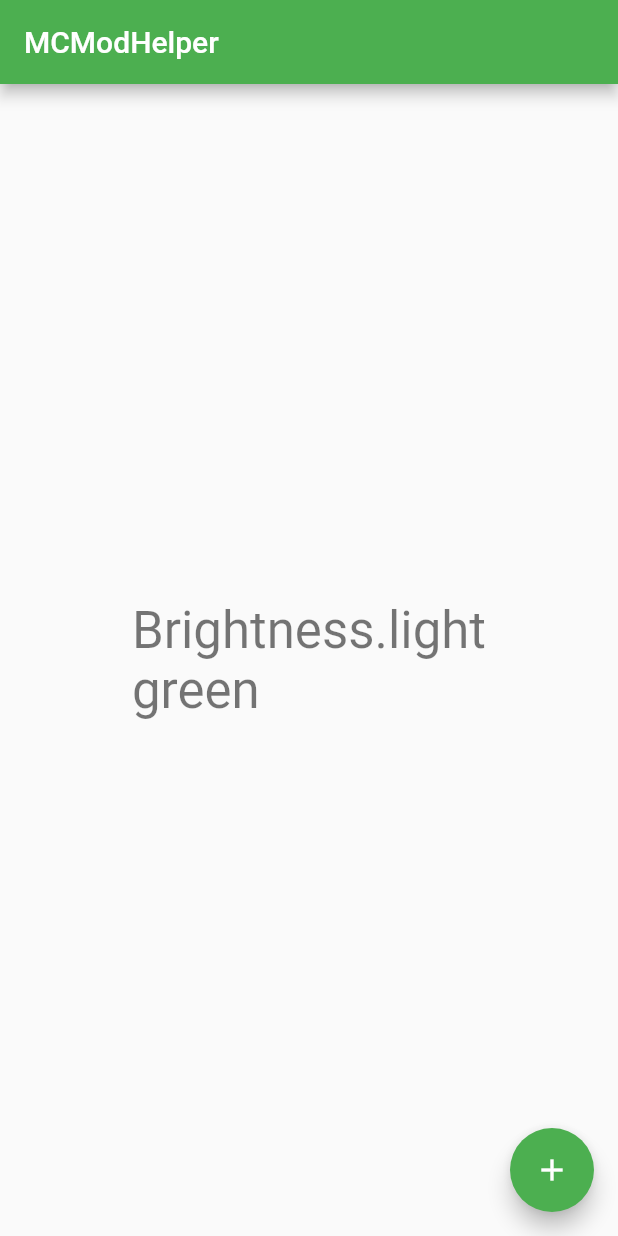
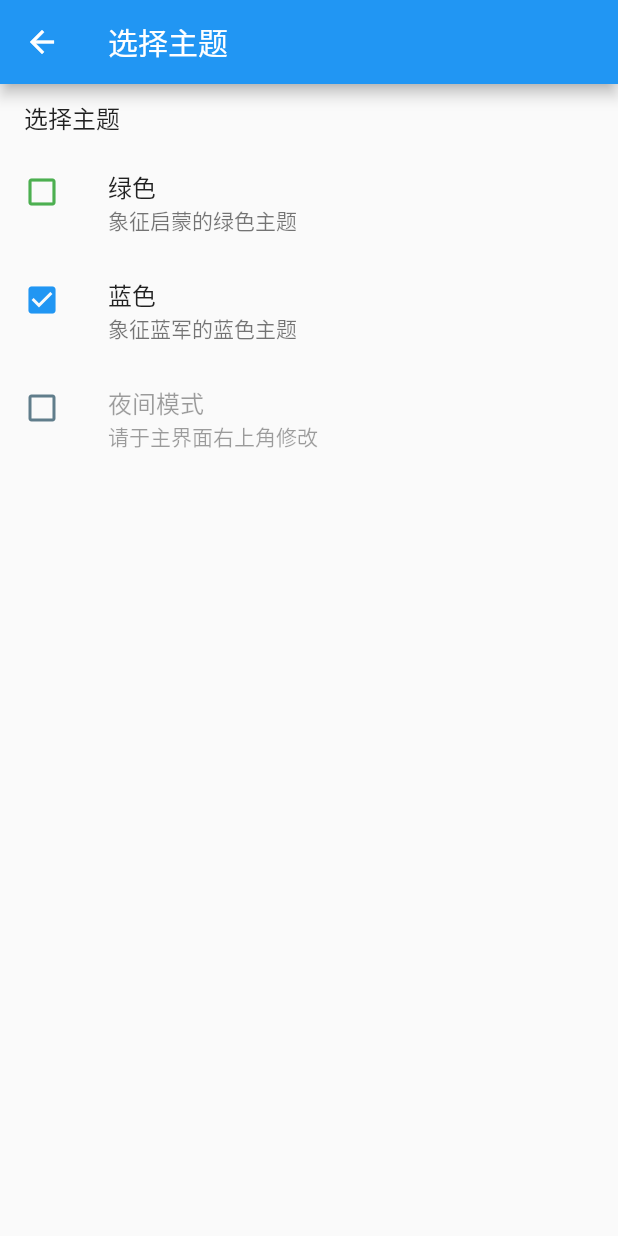
Before and after one commit to Yesterday17/MCModHelper, a Flutter app: the screen it shows after launch, after a tap on the "add" icon, on a phone screen of 412 x 824 dp. Run offline on Flutter 3.47's test engine with Material 2 defaults, Android fonts, the phone set to English and light mode, and no system bars; our stand-ins replace shared_preferences; missing offline and left inert: open_iconic_flutter.

Commit message:
Select Theme page & finish theme part.

```diff
--- a/lib/main.dart
+++ b/lib/main.dart
@@ -1,6 +1,8 @@
 import 'package:flutter/material.dart';
+import 'package:open_iconic_flutter/open_iconic_flutter.dart';
 
 import './themes/dynamic_theme.dart';
+import './themes/select_theme.dart';
 
 void main() => runApp(MyApp());
 
@@ -11,41 +13,40 @@ class MyApp extends StatelessWidget {
     return DynamicTheme(
       themedWidgetBuilder: (content, theme) {
         return MaterialApp(
-          title: 'MCModHelper',
+          title: 'Modded Minecraft Helper',
           theme: theme,
-          home: MyHomePage(title: 'MCModHelper'),
+          home: HomePage(title: 'Modded Minecraft Helper'),
         );
       },
     );
   }
 }
 
-class MyHomePage extends StatefulWidget {
-  MyHomePage({Key key, this.title}) : super(key: key);
-
-  // This widget is the home page of your application. It is stateful, meaning
-  // that it has a State object (defined below) that contains fields that affect
-  // how it looks.
-
-  // This class is the configuration for the state. It holds the values (in this
-  // case the title) provided by the parent (in this case the App widget) and
-  // used by the build method of the State. Fields in a Widget subclass are
-  // always marked "final".
+class HomePage extends StatefulWidget {
+  HomePage({Key key, this.title}) : super(key: key);
 
   final String title;
 
   @override
-  _MyHomePageState createState() => _MyHomePageState();
+  _HomePageState createState() => _HomePageState();
 }
 
-class _MyHomePageState extends State<MyHomePage> {
+class _HomePageState extends State<HomePage> {
   @override
   Widget build(BuildContext context) {
     return Scaffold(
       appBar: AppBar(
-        // Here we take the value from the MyHomePage object that was created by
-        // the App.build method, and use it to set our appbar title.
         title: Text(widget.title),
+        actions: <Widget>[
+          IconButton(
+            icon: Icon(DynamicTheme.of(context).isDark
+                ? OpenIconicIcons.sun
+                : OpenIconicIcons.moon),
+            onPressed: () {
+              DynamicTheme.of(context).toggleBrightness();
+            },
+          )
+        ],
       ),
       body: Center(
         // Center is a layout widget. It takes a single child and positions it
@@ -69,16 +70,18 @@ class _MyHomePageState extends State<MyHomePage> {
           children: <Widget>[
             Text(
               '${DynamicTheme.of(context).brightness}\n${DynamicTheme.of(context).data}',
-              style: Theme.of(context).textTheme.display1,
+              style: Theme.of(context).textTheme.body2,
             ),
           ],
         ),
       ),
       floatingActionButton: FloatingActionButton(
         onPressed: () {
+          Navigator.push(
+              context, MaterialPageRoute(builder: (context) => SelectTheme()));
           // DynamicTheme.of(context).toggleBrightness();
-          DynamicTheme.of(context).setThemeColor(
-              DynamicTheme.of(context).data == 'green' ? 'blue' : 'green');
+          // DynamicTheme.of(context).setThemeColor(
+          //     DynamicTheme.of(context).data == 'green' ? 'blue' : 'green');
         },
         tooltip: 'Increment',
         child: Icon(Icons.add),
--- a/lib/themes/default.dart
+++ /dev/null
@@ -1,30 +0,0 @@
-import 'package:flutter/material.dart';
-import 'dart:collection';
-
-/// Holds all the themes available, or user-designed themes
-///
-/// This class has a singleton object [instance], so it's
-/// not available to create a new instance.
-class Themes {
-  /// Blue Theme
-  ThemeData _blue = ThemeData(
-    primarySwatch: Colors.blue,
-  );
-
-  ThemeData _green = ThemeData(
-    primarySwatch: Colors.green,
-  );
-
-  ThemeData _dark = ThemeData(
-    primarySwatch: Colors.grey,
-  );
-
-  HashMap<String, ThemeData> availableThemes = HashMap();
-  static final Themes instance = Themes();
-
-  Themes() {
-    this.availableThemes.putIfAbsent("blue", () => _blue);
-    this.availableThemes.putIfAbsent("green", () => _green);
-    this.availableThemes.putIfAbsent("dark", () => _dark);
-  }
-}
--- a/lib/themes/dynamic_theme.dart
+++ b/lib/themes/dynamic_theme.dart
@@ -2,7 +2,7 @@
 /// by Yesterday17
 import 'package:flutter/material.dart';
 import '../preferences.dart';
-import './default.dart';
+import './themes.dart';
 
 typedef Widget ThemedWidgetBuilder(BuildContext context, ThemeData data);
 
--- /dev/null
+++ b/lib/themes/select_theme.dart
@@ -0,0 +1,52 @@
+import 'package:flutter/material.dart';
+
+import './themes.dart';
+import './dynamic_theme.dart';
+
+class SelectTheme extends StatelessWidget {
+  @override
+  Widget build(BuildContext context) {
+    return Scaffold(
+      appBar: AppBar(title: Text('选择主题')),
+      body: Column(
+        children: <Widget>[
+          Container(
+            alignment: Alignment.centerLeft,
+            margin: EdgeInsets.only(left: 16.0, top: 10.0, bottom: 10.0),
+            child: Text(
+              '选择主题',
+              style: Theme.of(context).textTheme.subhead,
+            ),
+          ),
+          Expanded(
+            child: ListView.builder(
+              itemCount: Themes.instance.availableThemes.length,
+              itemBuilder: (context, index) {
+                String key =
+                    Themes.instance.availableThemes.keys.toList()[index];
+                return ListTile(
+                  leading: Icon(
+                    DynamicTheme.of(context).data == key
+                        ? Icons.check_box
+                        : Icons.check_box_outline_blank,
+                    color: Themes.instance.availableThemes[key].primaryColor,
+                  ),
+                  title: Text(
+                    Themes.instance.availableThemeInformation[key]['name'],
+                  ),
+                  subtitle: Text(
+                    Themes.instance.availableThemeInformation[key]['desc'],
+                  ),
+                  enabled: key != 'dark',
+                  onTap: () {
+                    DynamicTheme.of(context).setThemeColor(key);
+                  },
+                );
+              },
+            ),
+          ),
+        ],
+      ),
+    );
+  }
+}
--- /dev/null
+++ b/lib/themes/themes.dart
@@ -0,0 +1,36 @@
+import 'package:flutter/material.dart';
+import 'dart:collection';
+
+/// Holds all the themes available, or user-designed themes
+///
+/// This class has a singleton object [instance], so it's
+/// not available to create a new instance.
+class Themes {
+  /// Blue Theme
+  ThemeData _blue = ThemeData(
+    primarySwatch: Colors.blue,
+  );
+
+  ThemeData _green = ThemeData(
+    primarySwatch: Colors.green,
+  );
+
+  ThemeData _dark = ThemeData(
+    primarySwatch: Colors.blueGrey,
+  );
+
+  HashMap<String, ThemeData> availableThemes = HashMap();
+  HashMap<String, dynamic> availableThemeInformation = HashMap();
+  static final Themes instance = Themes();
+
+  void _addTheme(String name, ThemeData theme, dynamic data) {
+    this.availableThemes.putIfAbsent(name, () => theme);
+    this.availableThemeInformation.putIfAbsent(name, () => data);
+  }
+
+  Themes() {
+    _addTheme("blue", _blue, {'name': '蓝色', 'desc': '象征蓝军的蓝色主题'});
+    _addTheme("green", _green, {'name': '绿色', 'desc': '象征启蒙的绿色主题'});
+    _addTheme("dark", _dark, {'name': '夜间模式', 'desc': '请于主界面右上角修改'});
+  }
+}
--- a/pubspec.yaml
+++ b/pubspec.yaml
@@ -18,8 +18,9 @@ dependencies:
 
   # The following adds the Cupertino Icons font to your application.
   # Use with the CupertinoIcons class for iOS style icons.
+  shared_preferences: ^0.4.3
   cupertino_icons: ^0.1.2
-  shared_preferences: ^0.4.3
+  open_iconic_flutter: ^0.3.0
   pigment: ^1.0.3
 
 dev_dependencies:
```
